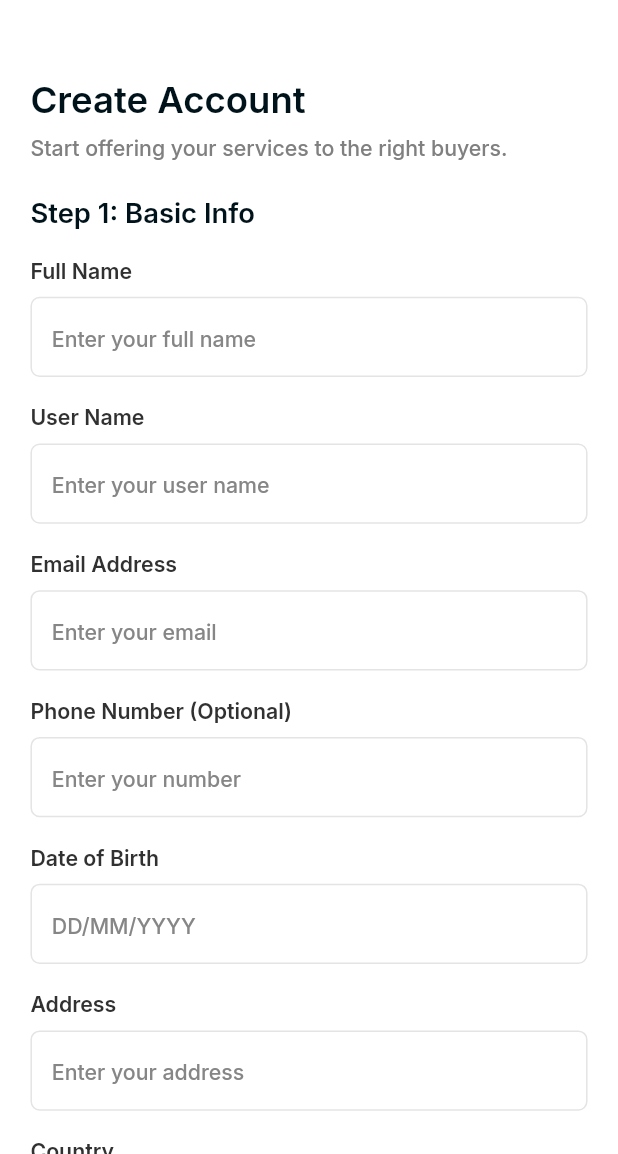
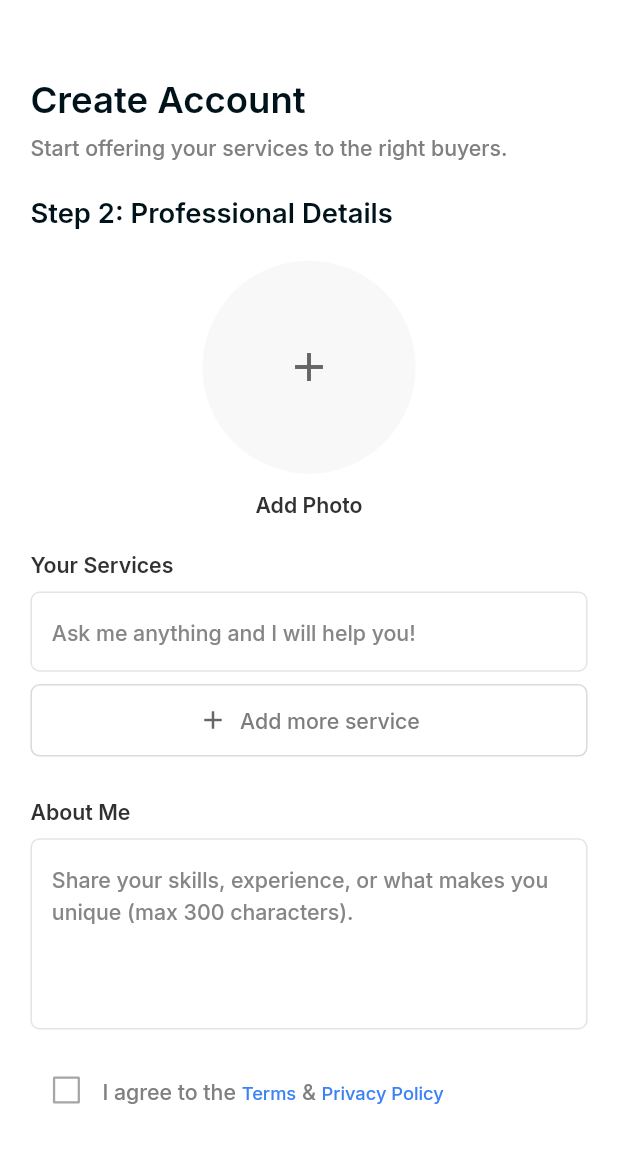
Before and after one commit to akibur-rahman-wix-buddy/martaarcadu_app, a Flutter app: the screen it shows after launch, on a phone screen of 412 x 824 dp, the part 82-1236 px from its top. Run offline on Flutter 3.47's test engine with Material 3 defaults, Android fonts, the light colour scheme and no system bars; drawn by our look-alikes of auto_animated; our stand-ins replace dio, flutter_screenutil, get, get_it, get_storage, image_picker and 3 more; missing offline and left inert: dotlottie_loader; Roboto replaces fonts that are missing (Manrope).

Commit message:
complete account details screen

```diff
--- /dev/null
+++ b/lib/common_widgets/common_arrow_button.dart
@@ -0,0 +1,20 @@
+import 'package:flutter/material.dart';
+import 'package:flutter_screenutil/flutter_screenutil.dart';
+import 'package:martaarcadu_app/gen/assets.gen.dart';
+
+class CommonBackButton extends StatelessWidget {
+  final VoidCallback? onTap;
+
+  const CommonBackButton({super.key, this.onTap});
+
+  @override
+  Widget build(BuildContext context) {
+    return IconButton(
+      icon: Image.asset(
+        Assets.icons.arrowBackIcon2.path,
+        height: 20.h,
+      ),
+      onPressed: onTap ?? () => Navigator.pop(context),
+    );
+  }
+}
--- a/lib/common_widgets/common_textform_field.dart
+++ b/lib/common_widgets/common_textform_field.dart
@@ -13,6 +13,9 @@ class CommonTextFormField extends StatelessWidget {
   final Widget? suffixIcon;
   final TextInputType keyboardType;
   final String? Function(String?)? validator;
+  final void Function(String)? onFieldSubmitted;
+   final int? maxLines;
+  final int? maxLength; // ✅ Fixed type
 
   const CommonTextFormField({
     super.key,
@@ -24,6 +27,7 @@ class CommonTextFormField extends StatelessWidget {
     this.suffixIcon,
     this.keyboardType = TextInputType.text,
     this.validator,
+    this.onFieldSubmitted, this.maxLines, this.maxLength, // ✅ Included properly
   });
 
   @override
@@ -39,6 +43,9 @@ class CommonTextFormField extends StatelessWidget {
           keyboardType: keyboardType,
           textAlign: TextAlign.left,
           validator: validator,
+          onFieldSubmitted: onFieldSubmitted,
+           maxLines: maxLines,
+          maxLength: maxLength, // ✅ Applied here
           decoration: InputDecoration(
             hintText: hintText,
             hintStyle: TextFontStyle.textStylec14c868686ManropeW500,
@@ -46,15 +53,15 @@ class CommonTextFormField extends StatelessWidget {
                 EdgeInsets.symmetric(horizontal: 13.w, vertical: 16.h),
             border: OutlineInputBorder(
               borderRadius: BorderRadius.circular(6.r),
-              borderSide: BorderSide(color: AppColors.cE4E4E4),
+              borderSide: const BorderSide(color: AppColors.cE4E4E4),
             ),
             enabledBorder: OutlineInputBorder(
               borderRadius: BorderRadius.circular(6.r),
-              borderSide: BorderSide(color: AppColors.cE4E4E4),
+              borderSide: const BorderSide(color: AppColors.cE4E4E4),
             ),
             focusedBorder: OutlineInputBorder(
               borderRadius: BorderRadius.circular(6.r),
-              borderSide: BorderSide(color: AppColors.cE4E4E4),
+              borderSide: const BorderSide(color: AppColors.cE4E4E4),
             ),
             suffixIcon: suffixIcon,
           ),
--- /dev/null
+++ b/lib/features/auth/account_details/presentation/account_details_screen.dart
@@ -0,0 +1,221 @@
+import 'dart:io';
+import 'package:flutter/material.dart';
+import 'package:flutter_screenutil/flutter_screenutil.dart';
+import 'package:image_picker/image_picker.dart';
+import 'package:martaarcadu_app/common_widgets/common_arrow_button.dart';
+import 'package:martaarcadu_app/common_widgets/common_button.dart';
+import 'package:martaarcadu_app/common_widgets/common_textform_field.dart';
+import 'package:martaarcadu_app/constants/text_font_style.dart';
+import 'package:martaarcadu_app/gen/colors.gen.dart';
+import 'package:martaarcadu_app/helpers/ui_helpers.dart';
+
+class AccountDetailsScreen extends StatefulWidget {
+  const AccountDetailsScreen({super.key});
+
+  @override
+  State<AccountDetailsScreen> createState() => _AccountDetailsScreenState();
+}
+
+class _AccountDetailsScreenState extends State<AccountDetailsScreen> {
+  final TextEditingController _serviceController = TextEditingController();
+  final TextEditingController _aboutController = TextEditingController();
+  List<String> _services = [];
+
+  File? _selectedImage;
+  bool _agreedToTerms = false;
+
+  Future<void> _pickImage() async {
+    final picked = await ImagePicker().pickImage(source: ImageSource.gallery);
+    if (picked != null) {
+      setState(() => _selectedImage = File(picked.path));
+    }
+  }
+
+  void _addService() {
+    final text = _serviceController.text.trim();
+    if (text.isNotEmpty) {
+      setState(() {
+        _services.add(text);
+        _serviceController.clear();
+      });
+    }
+  }
+
+  @override
+  void dispose() {
+    _serviceController.dispose();
+    _aboutController.dispose();
+    super.dispose();
+  }
+
+  @override
+  Widget build(BuildContext context) {
+    return Scaffold(
+      backgroundColor: AppColors.cFFFFFF,
+      body: SafeArea(
+        child: Padding(
+          padding:
+              EdgeInsets.symmetric(horizontal: UIHelper.kDefaulutPadding()),
+          child: SingleChildScrollView(
+            child: Column(
+              crossAxisAlignment: CrossAxisAlignment.start,
+              children: [
+                UIHelper.verticalSpace(20.h),
+                const CommonBackButton(),
+                UIHelper.verticalSpace(32.h),
+                Text(
+                  'Create Account',
+                  style: TextFontStyle.textStylec24c00121AManropeW600,
+                ),
+                UIHelper.verticalSpace(4.h),
+                Text(
+                  'Start offering your services to the right buyers.',
+                  style: TextFontStyle.textStylec14c808080ManropeW500,
+                ),
+                UIHelper.verticalSpace(20.h),
+                Text(
+                  'Step 2: Professional Details',
+                  style: TextFontStyle.textStylec18c1B1F3BManropeW600.copyWith(
+                    color: AppColors.c00121A,
+                  ),
+                ),
+                UIHelper.verticalSpace(20.h),
+
+                // Profile Photo
+                Center(
+                  child: GestureDetector(
+                    onTap: _pickImage,
+                    child: CircleAvatar(
+                      radius: 70.r,
+                      backgroundColor: AppColors.cF8F8F8,
+                      backgroundImage: _selectedImage != null
+                          ? FileImage(_selectedImage!)
+                          : null,
+                      child: _selectedImage == null
+                          ? const Icon(Icons.add,
+                              size: 32, color: AppColors.c666666)
+                          : null,
+                    ),
+                  ),
+                ),
+                UIHelper.verticalSpace(10.h),
+                Center(
+                  child: Text(
+                    'Add Photo',
+                    style: TextFontStyle.textStylec14c313131ManropeW600,
+                  ),
+                ),
+                UIHelper.verticalSpace(20.h),
+
+                // Service Input
+                CommonTextFormField(
+                  label: 'Your Services',
+                  hintText: 'Ask me anything and I will help you!',
+                  controller: _serviceController,
+                  onFieldSubmitted: (_) => _addService(),
+                ),
+                UIHelper.verticalSpace(8.h),
+
+                // Add More Service Button
+                SizedBox(
+                  width: double.infinity,
+                  child: OutlinedButton.icon(
+                    onPressed: _addService,
+                    icon: const Icon(Icons.add,
+                        size: 20, color: AppColors.c666666),
+                    label: Text(
+                      'Add more service',
+                      style: TextFontStyle.textStylec14c7D7D7DManropeW500,
+                    ),
+                    style: OutlinedButton.styleFrom(
+                      padding: EdgeInsets.symmetric(
+                          vertical: 14.h, horizontal: 16.w),
+                      side:
+                          const BorderSide(color: Color(0xFFDADADA), width: 1),
+                      shape: RoundedRectangleBorder(
+                        borderRadius: BorderRadius.circular(6.r),
+                      ),
+                    ),
+                  ),
+                ),
+                UIHelper.verticalSpace(10.h),
+
+                // Display Services as Chips
+                Wrap(
+                  spacing: 8,
+                  children: _services
+                      .map(
+                        (service) => Chip(
+                          label: Text(service),
+                          deleteIcon: const Icon(Icons.close),
+                          onDeleted: () {
+                            setState(() => _services.remove(service));
+                          },
+                        ),
+                      )
+                      .toList(),
+                ),
+
+                UIHelper.verticalSpace(16.h),
+
+                // About Me
+                CommonTextFormField(
+                  label: 'About Me',
+                  hintText:
+                      'Share your skills, experience, or what makes you unique (max 300 characters).',
+                  maxLines: 5,
+                  controller: _aboutController,
+                ),
+                UIHelper.verticalSpace(16.h),
+
+                // Terms and Privacy Policy
+                Row(
+                  children: [
+                    Checkbox(
+                      value: _agreedToTerms,
+                      activeColor: AppColors.cA5A5A5,
+                      side: const BorderSide(
+                        color: AppColors.cA5A5A5,
+                        width: 1.5,
+                      ),
+                      onChanged: (val) {
+                        setState(() => _agreedToTerms = val ?? false);
+                      },
+                    ),
+                    Expanded(
+                      child: RichText(
+                        text: TextSpan(
+                          style: TextFontStyle.textStylec14c808080ManropeW500,
+                          children: [
+                            const TextSpan(text: 'I agree to the '),
+                            TextSpan(
+                              text: 'Terms',
+                              style: TextFontStyle
+                                  .textStylec12c3B82F6ManropeW500
+                                  .copyWith(),
+                            ),
+                            const TextSpan(text: ' & '),
+                            TextSpan(
+                              text: 'Privacy Policy',
+                              style: TextFontStyle
+                                  .textStylec12c3B82F6ManropeW500
+                                  .copyWith(),
+                            ),
+                          ],
+                        ),
+                      ),
+                    ),
+                  ],
+                ),
+                UIHelper.verticalSpace(40.h),
+
+                // Create Account Button
+                CommonButton(text: 'Create Account', onPressed: () {}),
+              ],
+            ),
+          ),
+        ),
+      ),
+    );
+  }
+}
--- a/lib/features/auth/create_account/presentation/create_account_screen.dart
+++ b/lib/features/auth/create_account/presentation/create_account_screen.dart
@@ -1,10 +1,10 @@
 import 'package:flutter/material.dart';
 import 'package:flutter_screenutil/flutter_screenutil.dart';
+import 'package:martaarcadu_app/common_widgets/common_arrow_button.dart';
 import 'package:martaarcadu_app/common_widgets/common_button.dart';
 import 'package:martaarcadu_app/common_widgets/common_textform_field.dart';
 import 'package:martaarcadu_app/constants/text_font_style.dart';
 import 'package:martaarcadu_app/constants/validator.dart';
-import 'package:martaarcadu_app/gen/assets.gen.dart';
 import 'package:martaarcadu_app/gen/colors.gen.dart';
 import 'package:martaarcadu_app/helpers/ui_helpers.dart';
 
@@ -65,13 +65,7 @@ class _CreateAccountScreenState extends State<CreateAccountScreen> {
                 crossAxisAlignment: CrossAxisAlignment.start,
                 children: [
                   UIHelper.verticalSpace(20.h),
-                  IconButton(
-                    icon: Image.asset(
-                      Assets.icons.arrowBackIcon2.path,
-                      height: 20.h,
-                    ),
-                    onPressed: () => Navigator.pop(context),
-                  ),
+                  CommonBackButton(),
                   UIHelper.verticalSpace(32.h),
                   Text(
                     'Create Account',
--- a/lib/features/auth/forget_password/presentation/forget_password_screen.dart
+++ b/lib/features/auth/forget_password/presentation/forget_password_screen.dart
@@ -1,5 +1,6 @@
 import 'package:flutter/material.dart';
 import 'package:flutter_screenutil/flutter_screenutil.dart';
+import 'package:martaarcadu_app/common_widgets/common_arrow_button.dart';
 import 'package:martaarcadu_app/common_widgets/common_button.dart';
 import 'package:martaarcadu_app/common_widgets/common_textform_field.dart';
 import 'package:martaarcadu_app/constants/text_font_style.dart';
@@ -37,13 +38,7 @@ class _ForgetPasswordScreenState extends State<ForgetPasswordScreen> {
                 crossAxisAlignment: CrossAxisAlignment.start,
                 children: [
                   UIHelper.verticalSpace(20.h),
-                  IconButton(
-                    icon: Image.asset(
-                      Assets.icons.arrowBackIcon2.path,
-                      height: 20.h,
-                    ),
-                    onPressed: () => Navigator.pop(context),
-                  ),
+                  CommonBackButton(),
                   UIHelper.verticalSpace(32.h),
                   Text(
                     'Forget Password',
--- a/lib/features/auth/login/presentation/login_screen.dart
+++ b/lib/features/auth/login/presentation/login_screen.dart
@@ -1,10 +1,10 @@
 import 'package:flutter/material.dart';
 import 'package:flutter_screenutil/flutter_screenutil.dart';
+import 'package:martaarcadu_app/common_widgets/common_arrow_button.dart';
 import 'package:martaarcadu_app/common_widgets/common_button.dart';
 import 'package:martaarcadu_app/common_widgets/common_textform_field.dart';
 import 'package:martaarcadu_app/constants/text_font_style.dart';
 import 'package:martaarcadu_app/constants/validator.dart';
-import 'package:martaarcadu_app/gen/assets.gen.dart';
 import 'package:martaarcadu_app/gen/colors.gen.dart';
 import 'package:martaarcadu_app/helpers/all_routes.dart';
 import 'package:martaarcadu_app/helpers/navigation_service.dart';
@@ -39,13 +39,7 @@ class _LoginScreenState extends State<LoginScreen> {
                 crossAxisAlignment: CrossAxisAlignment.start,
                 children: [
                   UIHelper.verticalSpace(20.h),
-                  IconButton(
-                    icon: Image.asset(
-                      Assets.icons.arrowBackIcon2.path,
-                      height: 20.h,
-                    ),
-                    onPressed: () => Navigator.pop(context),
-                  ),
+                  CommonBackButton(),
                   UIHelper.verticalSpace(32.h),
                   Text(
                     'Login Account',
--- a/lib/features/auth/new_password/new_password_screen.dart
+++ b/lib/features/auth/new_password/new_password_screen.dart
@@ -1,5 +1,6 @@
 import 'package:flutter/material.dart';
 import 'package:flutter_screenutil/flutter_screenutil.dart';
+import 'package:martaarcadu_app/common_widgets/common_arrow_button.dart';
 import 'package:martaarcadu_app/common_widgets/common_button.dart';
 import 'package:martaarcadu_app/common_widgets/common_textform_field.dart';
 import 'package:martaarcadu_app/constants/text_font_style.dart';
@@ -41,13 +42,7 @@ class _NewPasswordScreenState extends State<NewPasswordScreen> {
                 crossAxisAlignment: CrossAxisAlignment.start,
                 children: [
                   UIHelper.verticalSpace(20.h),
-                  IconButton(
-                    icon: Image.asset(
-                      Assets.icons.arrowBackIcon2.path,
-                      height: 20.h,
-                    ),
-                    onPressed: () => Navigator.pop(context),
-                  ),
+                  CommonBackButton(),
                   UIHelper.verticalSpace(32.h),
                   Text(
                     'New Password',
--- a/lib/features/auth/otp_verify/otp_verify_screen.dart
+++ b/lib/features/auth/otp_verify/otp_verify_screen.dart
@@ -1,6 +1,7 @@
 import 'package:flutter/gestures.dart';
 import 'package:flutter/material.dart';
 import 'package:flutter_screenutil/flutter_screenutil.dart';
+import 'package:martaarcadu_app/common_widgets/common_arrow_button.dart';
 import 'package:martaarcadu_app/common_widgets/common_button.dart';
 import 'package:martaarcadu_app/constants/text_font_style.dart';
 import 'package:martaarcadu_app/gen/assets.gen.dart';
@@ -63,13 +64,7 @@ class _OtpVerifyScreenState extends State<OtpVerifyScreen> {
                   UIHelper.verticalSpace(20.h),
 
                   /// Back Icon
-                  IconButton(
-                    icon: Image.asset(
-                      Assets.icons.arrowBackIcon2.path,
-                      height: 20.h,
-                    ),
-                    onPressed: () => Navigator.pop(context),
-                  ),
+                  CommonBackButton(),
 
                   UIHelper.verticalSpace(32.h),
 
--- a/lib/gen/colors.gen.dart
+++ b/lib/gen/colors.gen.dart
@@ -238,6 +238,9 @@ class AppColors {
   /// Color: #FFF5F5F5
   static const Color cF5F5F5 = Color(0xFFF5F5F5);
 
+  /// Color: #FFF8F8F8
+  static const Color cF8F8F8 = Color(0xFFF8F8F8);
+
   /// Color: #FFF8F9FA
   static const Color cF8F9FA = Color(0xFFF8F9FA);
 
--- a/lib/main.dart
+++ b/lib/main.dart
@@ -3,6 +3,7 @@ import 'package:flutter/material.dart';
 import 'package:flutter_screenutil/flutter_screenutil.dart';
 import 'package:get/get.dart';
 import 'package:get_storage/get_storage.dart';
+import 'package:martaarcadu_app/features/auth/account_details/presentation/account_details_screen.dart';
 import 'package:martaarcadu_app/features/auth/create_account/presentation/create_account_screen.dart';
 import 'package:martaarcadu_app/features/onboarding/presentation/onboarding_screen.dart';
 import 'constants/custome_theme.dart';
@@ -83,7 +84,7 @@ class UtillScreenMobile extends StatelessWidget {
             },
             navigatorKey: NavigationService.navigatorKey,
             onGenerateRoute: RouteGenerator.generateRoute,
-            home: CreateAccountScreen(),
+            home: AccountDetailsScreen(),
           ),
         );
       },
--- a/pubspec.yaml
+++ b/pubspec.yaml
@@ -52,6 +52,7 @@ dependencies:
   intl: ^0.19.0
   flutter_gen: ^5.10.0
   pinput: ^5.0.1
+  image_picker: ^1.1.2
 
 dev_dependencies:
   flutter_test:
```
Also changed, not shown: lib/common_widgets/custom_arrow_button.dart (deleted, +0 -28 lines), pubspec.lock, 6 other files.
